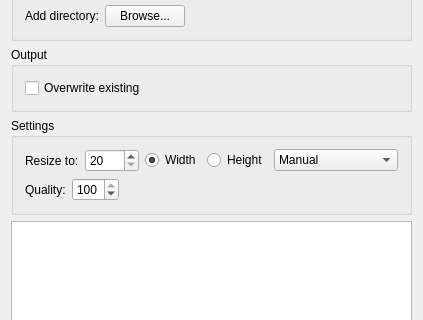
Qt form mainwindow.ui (labyrinthofdreams/image-resizer-ui) before a commit; both pictures show x 0 to 423 and y 102 to 422 of the 423 by 505 pixel window.
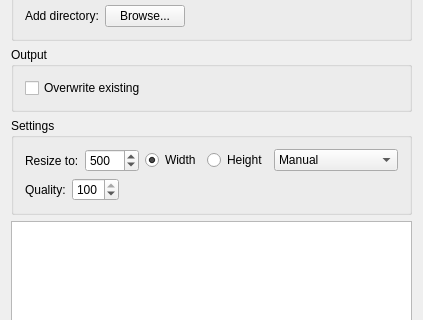
The same form after that commit.

Commit message: Change default for resize value

Patch:
```diff
--- a/mainwindow.ui
+++ b/mainwindow.ui
@@ -116,6 +116,9 @@
            <property name="maximum">
             <number>7680</number>
            </property>
+           <property name="value">
+            <number>500</number>
+           </property>
           </widget>
          </item>
          <item>
```
